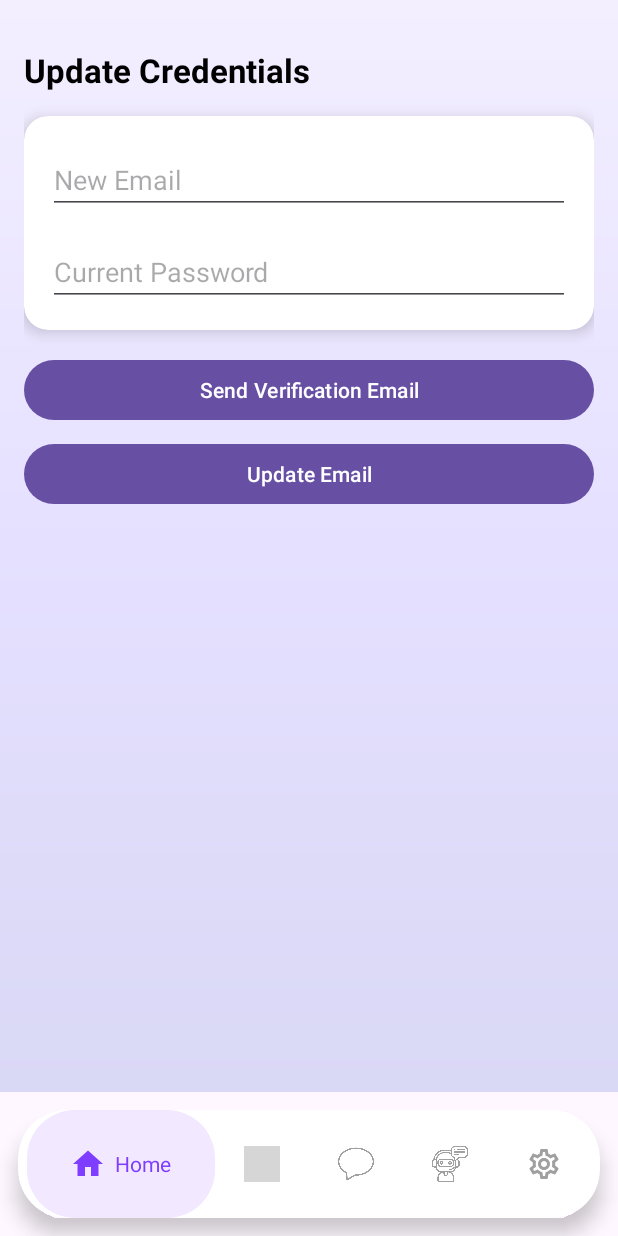
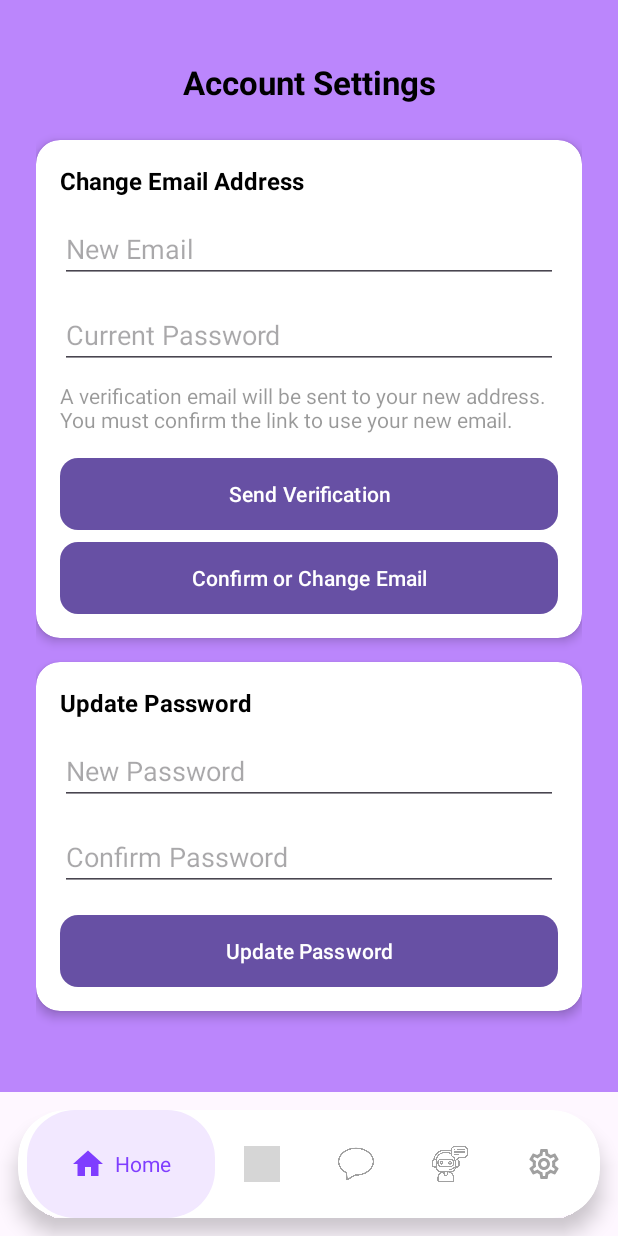
Before and after one commit to melihemrekayaa/MapsApp, an Android app: the UpdateCredentialsFragment screen opened through its navigation route, on a phone screen of 412 x 824 dp. Run offline under Robolectric (Android 15) with nearby library versions, the light colour scheme and no system bars; our stand-ins replace Dagger/Hilt's generated code, Firebase (no records; nobody signed in at launch, a user with empty details on screens opened directly); 3 statements that could not run were skipped; grey boxes are pictures that could not be loaded.

Commit message:
update-email-and-update-password-implemented-bugs fixed

```diff
--- a/app/src/main/java/com/example/mapsapp/MapsMainActivity.kt
+++ b/app/src/main/java/com/example/mapsapp/MapsMainActivity.kt
@@ -5,9 +5,9 @@ import android.os.Bundle
 import android.view.View
 import androidx.appcompat.app.AppCompatActivity
 import androidx.appcompat.app.AppCompatDelegate
+import androidx.navigation.NavController
 import androidx.navigation.fragment.NavHostFragment
 import androidx.navigation.fragment.findNavController
-import androidx.navigation.ui.setupWithNavController
 import com.example.mapsapp.databinding.ActivityMainMapsBinding
 import com.example.mapsapp.view.ui.components.CustomBottomNavView
 import com.google.firebase.auth.FirebaseAuth
@@ -19,17 +19,23 @@ import dagger.hilt.android.AndroidEntryPoint
 class MapsMainActivity : AppCompatActivity() {
 
     private lateinit var binding: ActivityMainMapsBinding
+    private lateinit var bottomNav: CustomBottomNavView
 
     override fun onCreate(savedInstanceState: Bundle?) {
-        // ✅ Dark Mode ayarı
         applyDarkModeFromPreferences()
+        super.onCreate(savedInstanceState)
 
-        super.onCreate(savedInstanceState)
         binding = ActivityMainMapsBinding.inflate(layoutInflater)
         setContentView(binding.root)
 
-        setupNavigation()
+        bottomNav = findViewById(R.id.customButtonNav)
+
+        setupNavigation() // sadece bu yeterli
     }
+
+
+
+
 
     private fun applyDarkModeFromPreferences() {
         val prefs = getSharedPreferences("settings", Context.MODE_PRIVATE)
@@ -40,29 +46,29 @@ class MapsMainActivity : AppCompatActivity() {
         )
     }
 
+    private fun handleForceLogout(navController: NavController) {
+        if (intent.getBooleanExtra("FORCE_LOGOUT", false)) {
+            navController.navigate(R.id.loginFragment)
+            intent.removeExtra("FORCE_LOGOUT") // tekrar tetiklenmesin diye
+        }
+    }
+
+
     private fun setupNavigation() {
         val navHostFragment =
-            supportFragmentManager.findFragmentById(R.id.nav_host_fragment) as? NavHostFragment
-        val navController = navHostFragment?.findNavController()
-        val bottomNavigationView = findViewById<CustomBottomNavView>(R.id.customButtonNav)
+            supportFragmentManager.findFragmentById(R.id.nav_host_fragment) as? NavHostFragment ?: return
+        val navController = navHostFragment.findNavController()
 
-        // İlk açılışta doğru fragment için setup
-        val currentFragment = navHostFragment?.childFragmentManager?.fragments?.firstOrNull()
-        currentFragment?.let { bottomNavigationView.setupNavigation(it) }
+        handleForceLogout(navController)
 
-        // Fragment değiştikçe bottom nav visibility güncelle
-        navController?.addOnDestinationChangedListener { _, destination, _ ->
-            when (destination.id) {
-                R.id.loginFragment, R.id.registerFragment, R.id.chatFragment -> {
-                    bottomNavigationView.visibility = View.GONE
-                }
-
-                else -> {
-                    bottomNavigationView.visibility = View.VISIBLE
-                }
+        navController.addOnDestinationChangedListener { _, destination, _ ->
+            bottomNav.visibility = when (destination.id) {
+                R.id.loginFragment, R.id.registerFragment, R.id.chatFragment -> View.GONE
+                else -> View.VISIBLE
             }
         }
     }
+
 
     private fun setupOnlineStatusRealtimeDb() {
         val uid = FirebaseAuth.getInstance().currentUser?.uid ?: return
@@ -85,22 +91,28 @@ class MapsMainActivity : AppCompatActivity() {
 
     override fun onStart() {
         super.onStart()
-        setupOnlineStatusRealtimeDb()
+        if (FirebaseAuth.getInstance().currentUser != null) {
+            setupOnlineStatusRealtimeDb()
+        }
     }
 
     override fun onResume() {
         super.onResume()
 
         val navHostFragment =
-            supportFragmentManager.findFragmentById(R.id.nav_host_fragment) as? NavHostFragment
-        val currentFragment = navHostFragment?.childFragmentManager?.fragments?.firstOrNull()
-        val bottomNav = findViewById<CustomBottomNavView>(R.id.customButtonNav)
+            supportFragmentManager.findFragmentById(R.id.nav_host_fragment) as? NavHostFragment ?: return
 
+        val currentFragment = navHostFragment.childFragmentManager.fragments.firstOrNull()
         currentFragment?.let {
-            bottomNav.setupNavigation(it)
-            bottomNav.forceSelectTab(R.id.homeButton) // 👈 bu satırı ekliyoruz
+            if (::bottomNav.isInitialized) {
+                bottomNav.setupNavigation(it)
+                val currentDestination = navHostFragment.navController.currentDestination?.id
+                bottomNav.visibility = when (currentDestination) {
+                    R.id.loginFragment, R.id.registerFragment -> View.GONE
+                    else -> View.VISIBLE
+                }
+            }
         }
     }
 
-
 }
--- a/app/src/main/java/com/example/mapsapp/util/BaseFragment.kt
+++ b/app/src/main/java/com/example/mapsapp/util/BaseFragment.kt
@@ -28,10 +28,9 @@ abstract class BaseFragment : Fragment() {
         requireActivity().onBackPressedDispatcher.addCallback(viewLifecycleOwner, object : OnBackPressedCallback(true) {
             override fun handleOnBackPressed() {
                 val currentDestination = findNavController().currentDestination?.id
-                val previousDestination = findNavController().previousBackStackEntry?.destination?.id
 
-                if (previousDestination == R.id.loginFragment || previousDestination == R.id.registerFragment) {
-                    // Geri tuşu hiçbir şey yapmasın
+                if (currentDestination == R.id.loginFragment || currentDestination == R.id.registerFragment) {
+                    // Bu sayfalardayken geri tuşu hiçbir şey yapmasın
                     return
                 } else {
                     // Normal geri işlemi
@@ -39,6 +38,7 @@ abstract class BaseFragment : Fragment() {
                     requireActivity().onBackPressed()
                 }
             }
+
         })
     }
     protected open fun applyBottomInsetToView(targetView: View) {
--- a/app/src/main/java/com/example/mapsapp/view/auth/LoginFragment.kt
+++ b/app/src/main/java/com/example/mapsapp/view/auth/LoginFragment.kt
@@ -36,17 +36,14 @@ class LoginFragment : Fragment() {
     override fun onViewCreated(view: View, savedInstanceState: Bundle?) {
         super.onViewCreated(view, savedInstanceState)
 
-        requireActivity().onBackPressedDispatcher.addCallback(viewLifecycleOwner) {
-            // Geri tuşu engellendi
-        }
-
         binding.registerRedirectText.setOnClickListener {
             val navController = findNavController()
             val action = LoginFragmentDirections.actionLoginFragmentToRegisterFragment()
             navController.navigate(action)
         }
 
-        authViewModel.checkLoginState()
+        authViewModel.checkLoginState(forceDisable = requireActivity().intent?.getBooleanExtra("FORCE_LOGOUT", false) == true)
+
         setupListeners()
         observeViewModel()
     }
@@ -93,19 +90,28 @@ class LoginFragment : Fragment() {
     }
 
     private fun navigateToHome() {
+        val user = authViewModel.getCurrentUser()
+        if (user != null && !user.isEmailVerified) {
+            showToast("Please verify your email before continuing.")
+            // Eğer istersen burada direkt email gönderimi de tetikleyebilirsin:
+            // user.sendEmailVerification()
+            return
+        }
+
         val navController = findNavController()
         val currentDestination = navController.currentDestination?.id
 
         Log.d("Navigation", "Current Destination: $currentDestination")
         Log.d("Navigation", "Attempting to navigate to HomeFragment")
 
-        if (currentDestination != R.id.homeFragment){
+        if (currentDestination != R.id.homeFragment) {
             val action = LoginFragmentDirections.actionLoginFragmentToHomeFragment()
             navController.navigate(action)
         } else {
             Log.d("Navigation", "Already on HomeFragment. Skipping navigation.")
         }
     }
+
 
     private fun showToast(message: String) {
         Toast.makeText(requireContext(), message, Toast.LENGTH_SHORT).show()
--- a/app/src/main/java/com/example/mapsapp/view/ui/UpdateCredentialsFragment.kt
+++ b/app/src/main/java/com/example/mapsapp/view/ui/UpdateCredentialsFragment.kt
@@ -1,20 +1,21 @@
 package com.example.mapsapp.view.ui
 
+import android.content.Intent
 import android.os.Bundle
 import android.view.LayoutInflater
 import android.view.View
 import android.view.ViewGroup
 import android.widget.Toast
-import androidx.core.view.isVisible
 import androidx.fragment.app.Fragment
 import androidx.fragment.app.viewModels
 import androidx.lifecycle.lifecycleScope
 import androidx.navigation.fragment.findNavController
-import com.example.mapsapp.R
+import com.example.mapsapp.MapsMainActivity
 import com.example.mapsapp.databinding.FragmentUpdateCredentialsBinding
 import com.example.mapsapp.viewmodel.UpdateCredentialsViewModel
 import dagger.hilt.android.AndroidEntryPoint
-import kotlinx.coroutines.flow.collectLatest
+import kotlinx.coroutines.delay
+import kotlinx.coroutines.launch
 
 @AndroidEntryPoint
 class UpdateCredentialsFragment : Fragment() {
@@ -32,58 +33,38 @@ class UpdateCredentialsFragment : Fragment() {
     }
 
     override fun onViewCreated(view: View, savedInstanceState: Bundle?) {
-        applyMode()
-        setupListeners()
-        observeViewModel()
-    }
-
-    private fun applyMode() {
-        // Varsayılan olarak e-posta güncelleme modunu açar
-        binding.etNewEmail.isVisible = true
-        binding.etNewPassword.isVisible = false
-        binding.etConfirmNewPassword.isVisible = false
-        binding.btnSendVerification.isVisible = true
-        binding.btnUpdateEmail.isVisible = true
-        binding.btnUpdatePassword.isVisible = false
-    }
-
-    private fun setupListeners() {
-        binding.btnSendVerification.setOnClickListener {
-            val email = binding.etNewEmail.text.toString().trim()
-            if (email.isEmpty()) {
-                toast("New email cannot be empty.")
-            } else {
-                viewModel.sendVerificationMail(email)
-            }
-        }
+        super.onViewCreated(view, savedInstanceState)
+        observeStatus()
 
         binding.btnUpdateEmail.setOnClickListener {
-            val currentPassword = binding.etCurrentPassword.text.toString()
-            val newEmail = binding.etNewEmail.text.toString()
-            if (currentPassword.isBlank() || newEmail.isBlank()) {
-                toast("Please fill in all fields.")
+            val currentPassword = binding.etCurrentPassword.text.toString().trim()
+            val newEmail = binding.etNewEmail.text.toString().trim()
+
+            if (currentPassword.isEmpty() || newEmail.isEmpty()) {
+                showToast("Please enter both current password and new email")
                 return@setOnClickListener
             }
-            viewModel.updateEmailAfterVerification(currentPassword, newEmail)
+
+            viewModel.reauthenticateAndChangeEmail(currentPassword, newEmail)
         }
 
         binding.btnUpdatePassword.setOnClickListener {
-            val currentPassword = binding.etCurrentPassword.text.toString()
-            val newPassword = binding.etNewPassword.text.toString()
-            val confirmPassword = binding.etConfirmNewPassword.text.toString()
+            val currentPassword = binding.etCurrentPassword.text.toString().trim()
+            val newPassword = binding.etNewPassword.text.toString().trim()
+            val confirmPassword = binding.etConfirmNewPassword.text.toString().trim()
 
-            if (currentPassword.isBlank() || newPassword.isBlank() || confirmPassword.isBlank()) {
-                toast("Please fill in all fields.")
+            if (currentPassword.isEmpty() || newPassword.isEmpty() || confirmPassword.isEmpty()) {
+                showToast("Please fill in all password fields")
                 return@setOnClickListener
             }
 
             if (newPassword != confirmPassword) {
-                toast("Passwords do not match.")
+                showToast("New passwords do not match")
                 return@setOnClickListener
             }
 
             if (newPassword.length < 6) {
-                toast("Password must be at least 6 characters.")
+                showToast("Password must be at least 6 characters")
                 return@setOnClickListener
             }
 
@@ -91,19 +72,16 @@ class UpdateCredentialsFragment : Fragment() {
         }
     }
 
-    private fun observeViewModel() {
-        lifecycleScope.launchWhenStarted {
-            viewModel.updateStatus.collectLatest { status ->
+    private fun observeStatus() {
+        lifecycleScope.launch {
+            viewModel.updateStatus.collect { status ->
                 status?.let {
-                    toast(it)
+                    showToast(it)
+                    disableButtons()
 
-                    if (it.contains("Verification email sent", true) || it.contains("Email updated", true)) {
-                        findNavController().navigate(R.id.loginFragment) {
-                            popUpTo(R.id.nav_graph) {
-                                inclusive = true
-                            }
-                            launchSingleTop = true
-                        }
+                    // Hem email hem şifre güncellemede aynı logout akışı
+                    if (it.contains("updated successfully", ignoreCase = true)) {
+                        logoutAndRedirect()
                     }
 
                     viewModel.clearStatus()
@@ -112,8 +90,33 @@ class UpdateCredentialsFragment : Fragment() {
         }
     }
 
-    private fun toast(msg: String) {
-        Toast.makeText(requireContext(), msg, Toast.LENGTH_LONG).show()
+    private fun disableButtons() {
+        binding.btnSendVerification.isEnabled = false
+        binding.btnUpdatePassword.isEnabled = false
+        binding.btnUpdateEmail.isEnabled = false
+    }
+
+    private fun logoutAndRedirect() {
+        viewModel.logoutAndClearCredentials()
+        viewModel.clearStaySignedIn()
+
+        val intent = Intent(requireContext(), MapsMainActivity::class.java)
+        intent.putExtra("FORCE_LOGOUT", true)
+        intent.flags = Intent.FLAG_ACTIVITY_NEW_TASK or Intent.FLAG_ACTIVITY_CLEAR_TASK
+        startActivity(intent)
+        requireActivity().finish()
+    }
+
+    private fun showToast(message: String) {
+        Toast.makeText(requireContext(), message, Toast.LENGTH_LONG).show()
+    }
+
+    override fun onResume() {
+        super.onResume()
+        val user = viewModel.getCurrentUser()
+        if (user == null) {
+            logoutAndRedirect()
+        }
     }
 
     override fun onDestroyView() {
--- a/app/src/main/java/com/example/mapsapp/viewmodel/AuthViewModel.kt
+++ b/app/src/main/java/com/example/mapsapp/viewmodel/AuthViewModel.kt
@@ -1,11 +1,7 @@
 package com.example.mapsapp.viewmodel
 
-import android.app.Application
-import android.content.Context
-import androidx.lifecycle.AndroidViewModel
 import androidx.lifecycle.ViewModel
 import androidx.lifecycle.viewModelScope
-import com.example.mapsapp.model.User
 import com.example.mapsapp.repository.AuthRepository
 import com.example.mapsapp.util.SecurePreferences
 import com.google.firebase.auth.FirebaseUser
@@ -28,6 +24,8 @@ class AuthViewModel @Inject constructor(
 
     private val _isUserLoggedIn = MutableStateFlow(false)
     val isUserLoggedIn: StateFlow<Boolean> = _isUserLoggedIn.asStateFlow()
+
+    fun getCurrentUser(): FirebaseUser? = authRepository.getCurrentUser()
 
     private fun performAuthOperation(
         operation: suspend () -> Result<String>,
@@ -75,7 +73,12 @@ class AuthViewModel @Inject constructor(
         securePreferences.saveCredentials(email, password)
     }
 
-    fun checkLoginState() {
+    fun checkLoginState(forceDisable: Boolean = false) {
+        if (forceDisable) {
+            clearLoginState()
+            return
+        }
+
         val email = securePreferences.getEmail()
         val password = securePreferences.getPassword()
         val staySignedIn = securePreferences.shouldStaySignedIn()
@@ -86,16 +89,20 @@ class AuthViewModel @Inject constructor(
         }
     }
 
+
     fun logout() {
         authRepository.logout()
         _currentUser.value = null
-        _authResult.value = null // Success mesajı UI'de gerekmez
+        _authResult.value = null
         clearLoginState()
     }
 
     private fun clearLoginState() {
         securePreferences.clearCredentials()
+        authRepository.clearStaySignedIn() // SharedPreferences içindeki flag'i de temizle
     }
+
+
 
     sealed class AuthResult {
         data class Success(val message: String) : AuthResult()
--- a/app/src/main/res/layout/fragment_update_credentials.xml
+++ b/app/src/main/res/layout/fragment_update_credentials.xml
@@ -4,30 +4,31 @@
     xmlns:app="http://schemas.android.com/apk/res-auto"
     android:layout_width="match_parent"
     android:layout_height="match_parent"
-    android:background="@drawable/gradient_background"
-    android:padding="16dp">
+    android:padding="24dp"
+    android:background="@color/purple_200">
 
     <!-- Başlık -->
     <TextView
         android:id="@+id/tvUpdateTitle"
         android:layout_width="wrap_content"
         android:layout_height="wrap_content"
-        android:text="Update Credentials"
+        android:text="Account Settings"
         android:textSize="22sp"
         android:textStyle="bold"
         android:textColor="@android:color/black"
         app:layout_constraintTop_toTopOf="parent"
         app:layout_constraintStart_toStartOf="parent"
+        app:layout_constraintEnd_toEndOf="parent"
         android:layout_marginTop="16dp"/>
 
-    <!-- Kart -->
+    <!-- Email Kartı -->
     <androidx.cardview.widget.CardView
-        android:id="@+id/cardContainer"
+        android:id="@+id/cardEmailContainer"
         android:layout_width="0dp"
         android:layout_height="wrap_content"
-        android:layout_marginTop="16dp"
+        android:layout_marginTop="24dp"
         app:cardCornerRadius="16dp"
-        app:cardElevation="6dp"
+        app:cardElevation="4dp"
         app:layout_constraintTop_toBottomOf="@id/tvUpdateTitle"
         app:layout_constraintStart_toStartOf="parent"
         app:layout_constraintEnd_toEndOf="parent">
@@ -38,76 +39,115 @@
             android:orientation="vertical"
             android:padding="16dp">
 
-            <!-- Yeni E-mail -->
+            <TextView
+                android:layout_width="wrap_content"
+                android:layout_height="wrap_content"
+                android:text="Change Email Address"
+                android:textStyle="bold"
+                android:textSize="16sp"
+                android:textColor="@android:color/black"/>
+
             <EditText
                 android:id="@+id/etNewEmail"
                 android:layout_width="match_parent"
                 android:layout_height="wrap_content"
                 android:hint="New Email"
                 android:inputType="textEmailAddress"
-                android:layout_marginTop="4dp" />
+                android:layout_marginTop="12dp" />
 
-            <!-- Mevcut Şifre -->
             <EditText
                 android:id="@+id/etCurrentPassword"
                 android:layout_width="match_parent"
                 android:layout_height="wrap_content"
                 android:hint="Current Password"
                 android:inputType="textPassword"
-                android:layout_marginTop="16dp" />
+                android:layout_marginTop="12dp" />
 
-            <!-- Yeni Şifre -->
+            <TextView
+                android:id="@+id/tvEmailChangeInfo"
+                android:layout_width="wrap_content"
+                android:layout_height="wrap_content"
+                android:text="A verification email will be sent to your new address. You must confirm the link to use your new email."
+                android:textSize="14sp"
+                android:textColor="#66000000"
+                android:layout_marginTop="8dp"
+                android:layout_marginBottom="8dp"/>
+
+            <Button
+                android:id="@+id/btnSendVerification"
+                android:layout_width="match_parent"
+                android:layout_height="wrap_content"
+                android:text="Send Verification"
+                android:backgroundTint="@color/purple_700"
+                android:textColor="@android:color/white"
+                android:background="@drawable/rounded_button"
+                android:layout_marginTop="8dp"/>
+
+            <Button
+                android:id="@+id/btnUpdateEmail"
+                android:layout_width="match_parent"
+                android:layout_height="wrap_content"
+                android:text="Confirm or Change Email"
+                android:backgroundTint="@color/purple_700"
+                android:textColor="@android:color/white"
+                android:background="@drawable/rounded_button"
+                android:layout_marginTop="8dp"/>
+        </LinearLayout>
+
+    </androidx.cardview.widget.CardView>
+
+    <!-- Şifre Kartı -->
+    <androidx.cardview.widget.CardView
+        android:id="@+id/cardPasswordContainer"
+        android:layout_width="0dp"
+        android:layout_height="wrap_content"
+        android:layout_marginTop="16dp"
+        app:cardCornerRadius="16dp"
+        app:cardElevation="4dp"
+        app:layout_constraintTop_toBottomOf="@id/cardEmailContainer"
+        app:layout_constraintStart_toStartOf="parent"
+        app:layout_constraintEnd_toEndOf="parent">
+
+        <LinearLayout
+            android:layout_width="match_parent"
+            android:layout_height="wrap_content"
+            android:orientation="vertical"
+            android:padding="16dp">
+
+            <TextView
+                android:layout_width="wrap_content"
+                android:layout_height="wrap_content"
+                android:text="Update Password"
+                android:textStyle="bold"
+                android:textSize="16sp"
+                android:textColor="@android:color/black"/>
+
             <EditText
                 android:id="@+id/etNewPassword"
                 android:layout_width="match_parent"
                 android:layout_height="wrap_content"
                 android:hint="New Password"
                 android:inputType="textPassword"
-                android:layout_marginTop="16dp" />
+                android:layout_marginTop="12dp" />
 
-            <!-- Şifre Onayı -->
             <EditText
                 android:id="@+id/etConfirmNewPassword"
                 android:layout_width="match_parent"
                 android:layout_height="wrap_content"
                 android:hint="Confirm Password"
                 android:inputType="textPassword"
-                android:layout_marginTop="16dp" />
+                android:layout_marginTop="12dp" />
+
+            <Button
+                android:id="@+id/btnUpdatePassword"
+                android:layout_width="match_parent"
+                android:layout_height="wrap_content"
+                android:text="Update Password"
+                android:backgroundTint="@color/purple_700"
+                android:textColor="@android:color/white"
+                android:background="@drawable/rounded_button"
+                android:layout_marginTop="16dp"/>
         </LinearLayout>
     </androidx.cardview.widget.CardView>
 
-    <!-- Doğrulama Maili Gönder -->
-    <Button
-        android:id="@+id/btnSendVerification"
-        android:layout_width="0dp"
-        android:layout_height="wrap_content"
-        android:text="Send Verification Email"
-        app:layout_constraintTop_toBottomOf="@id/cardContainer"
-        app:layout_constraintStart_toStartOf="parent"
-        app:layout_constraintEnd_toEndOf="parent"
-        android:layout_marginTop="16dp" />
-
-    <!-- E-mail Güncelle -->
-    <Button
-        android:id="@+id/btnUpdateEmail"
-        android:layout_width="0dp"
-        android:layout_height="wrap_content"
-        android:text="Update Email"
-        app:layout_constraintTop_toBottomOf="@id/btnSendVerification"
-        app:layout_constraintStart_toStartOf="parent"
-        app:layout_constraintEnd_toEndOf="parent"
-        android:layout_marginTop="8dp" />
-
-    <!-- Şifre Güncelle -->
-    <Button
-        android:id="@+id/btnUpdatePassword"
-        android:layout_width="0dp"
-        android:layout_height="wrap_content"
-        android:text="Update Password"
-        app:layout_constraintTop_toBottomOf="@id/btnUpdateEmail"
-        app:layout_constraintStart_toStartOf="parent"
-        app:layout_constraintEnd_toEndOf="parent"
-        android:layout_marginTop="8dp"
-        android:layout_marginBottom="24dp"
-        app:layout_constraintBottom_toBottomOf="parent" />
 </androidx.constraintlayout.widget.ConstraintLayout>
--- a/app/src/main/res/navigation/nav_graph.xml
+++ b/app/src/main/res/navigation/nav_graph.xml
@@ -160,6 +160,9 @@
         <action
             android:id="@+id/action_updateCredentialsFragment_to_settingsFragment"
             app:destination="@id/settingsFragment" />
+        <action
+            android:id="@+id/action_updateCredentialsFragment_to_loginFragment"
+            app:destination="@id/loginFragment" />
     </fragment>
 
 
```
Also changed, not shown: app/src/main/java/com/example/mapsapp/repository/AuthRepository.kt (+19 -36 lines), app/src/main/java/com/example/mapsapp/util/SecurePreferences.kt (+5 -2 lines), app/src/main/java/com/example/mapsapp/viewmodel/UpdateCredentialsViewModel.kt (+30 -20 lines).
